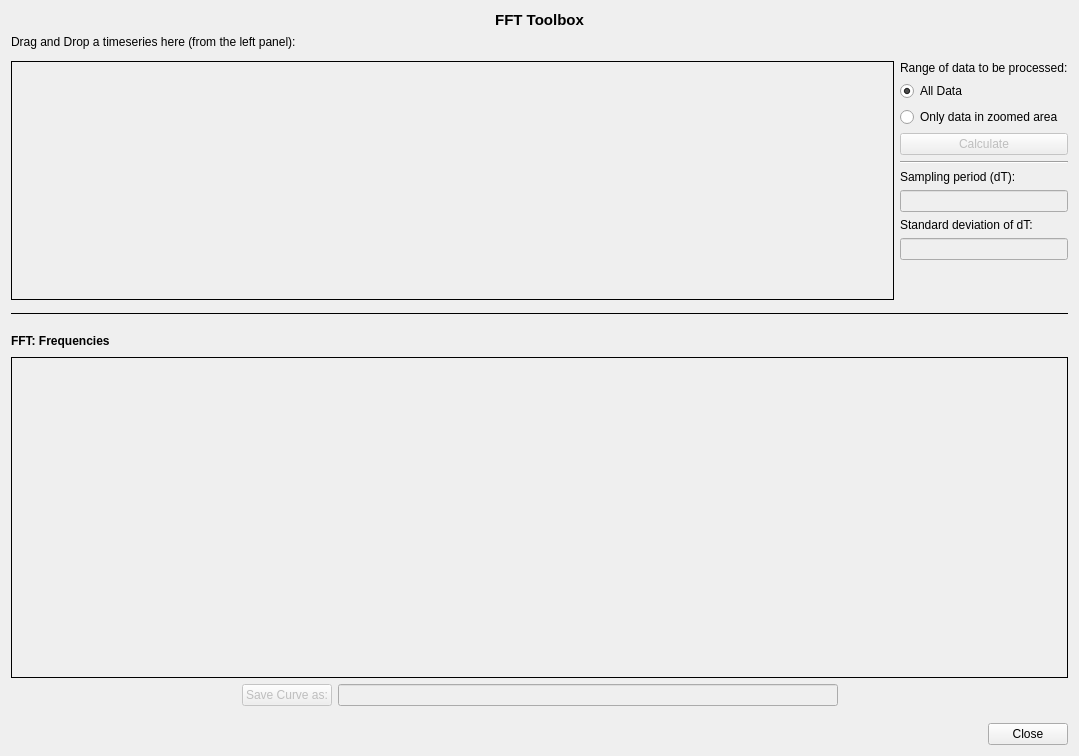
The window that plotjuggler_plugins/ToolboxFFT/toolbox_FFT.ui (yuanzhongqiao/PlotJuggler) describes before a commit, drawn with Qt 5.
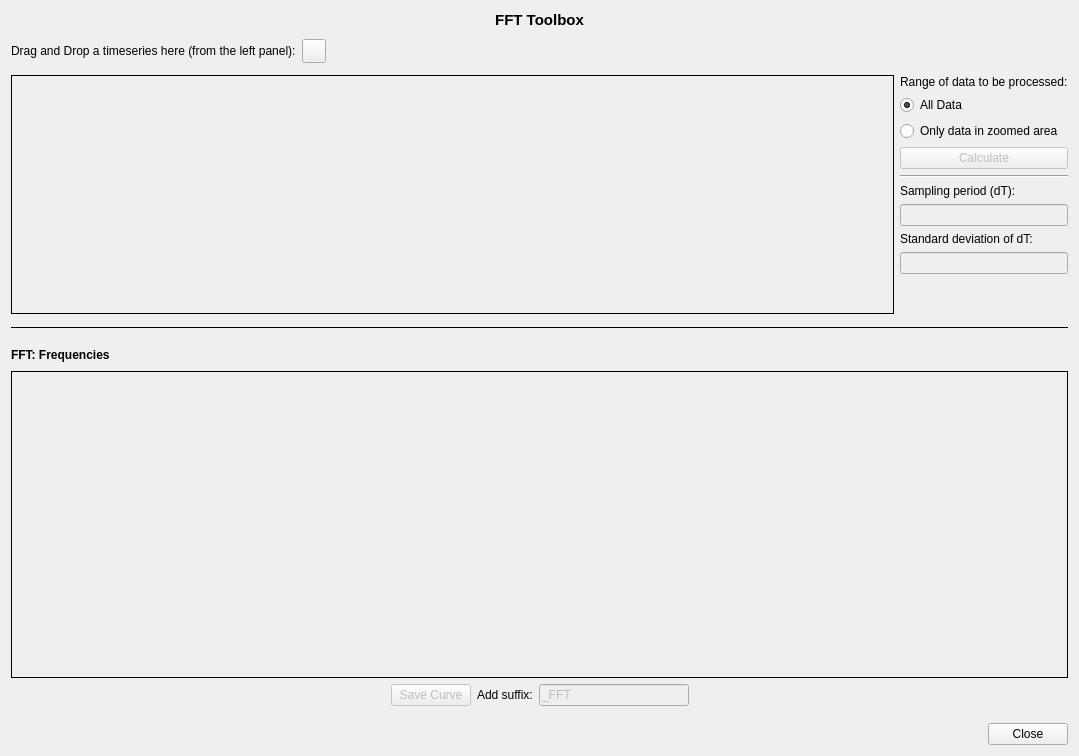
The same window after the commit.

Commit message: FFT toolbox will support multiple curves

Patch:
```diff
--- a/plotjuggler_plugins/ToolboxFFT/toolbox_FFT.ui
+++ b/plotjuggler_plugins/ToolboxFFT/toolbox_FFT.ui
@@ -32,11 +32,59 @@
     </widget>
    </item>
    <item>
-    <widget class="QLabel" name="label">
-     <property name="text">
-      <string>Drag and Drop a timeseries here (from the left panel):</string>
+    <layout class="QHBoxLayout" name="horizontalLayout_4">
+     <property name="topMargin">
+      <number>4</number>
      </property>
-    </widget>
+     <item>
+      <widget class="QLabel" name="label">
+       <property name="text">
+        <string>Drag and Drop a timeseries here (from the left panel):</string>
+       </property>
+      </widget>
+     </item>
+     <item>
+      <widget class="QPushButton" name="pushButtonClear">
+       <property name="minimumSize">
+        <size>
+         <width>24</width>
+         <height>24</height>
+        </size>
+       </property>
+       <property name="maximumSize">
+        <size>
+         <width>24</width>
+         <height>24</height>
+        </size>
+       </property>
+       <property name="toolTip">
+        <string>&lt;html&gt;&lt;head/&gt;&lt;body&gt;&lt;p&gt;Remove all curves&lt;/p&gt;&lt;/body&gt;&lt;/html&gt;</string>
+       </property>
+       <property name="text">
+        <string/>
+       </property>
+       <property name="iconSize">
+        <size>
+         <width>20</width>
+         <height>20</height>
+        </size>
+       </property>
+      </widget>
+     </item>
+     <item>
+      <spacer name="horizontalSpacer_4">
+       <property name="orientation">
+        <enum>Qt::Horizontal</enum>
+       </property>
+       <property name="sizeHint" stdset="0">
+        <size>
+         <width>40</width>
+         <height>20</height>
+        </size>
+       </property>
+      </spacer>
+     </item>
+    </layout>
    </item>
    <item>
     <layout class="QHBoxLayout" name="horizontalLayout_2" stretch="1,0">
@@ -233,21 +281,37 @@
         <bool>false</bool>
        </property>
        <property name="text">
-        <string>Save Curve as:</string>
+        <string>Save Curve</string>
        </property>
       </widget>
      </item>
      <item>
-      <widget class="QLineEdit" name="lineEditSaveName">
+      <widget class="QLabel" name="label_2">
+       <property name="text">
+        <string>Add suffix:</string>
+       </property>
+      </widget>
+     </item>
+     <item>
+      <widget class="QLineEdit" name="lineEditSuffix">
        <property name="enabled">
         <bool>false</bool>
        </property>
        <property name="minimumSize">
         <size>
-         <width>500</width>
+         <width>50</width>
          <height>0</height>
         </size>
        </property>
+       <property name="maximumSize">
+        <size>
+         <width>150</width>
+         <height>16777215</height>
+        </size>
+       </property>
+       <property name="text">
+        <string>_FFT</string>
+       </property>
       </widget>
      </item>
      <item>
```
The commit also changes 2 other files.
